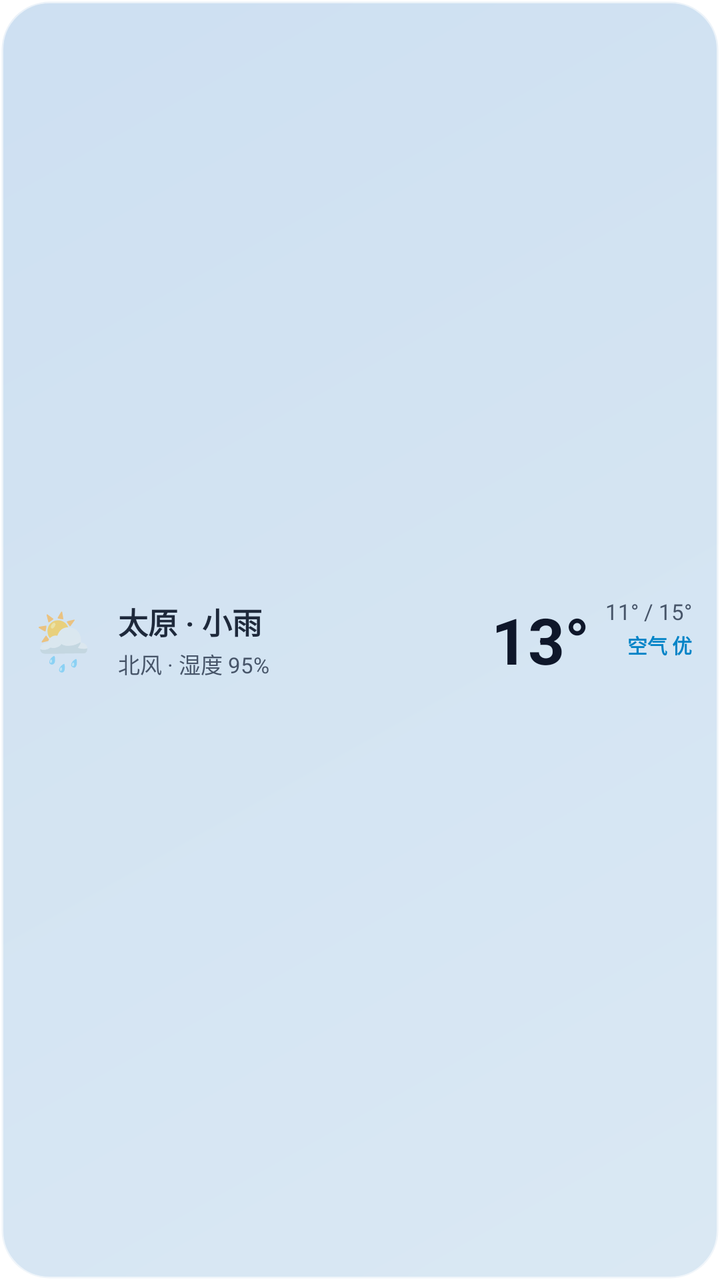
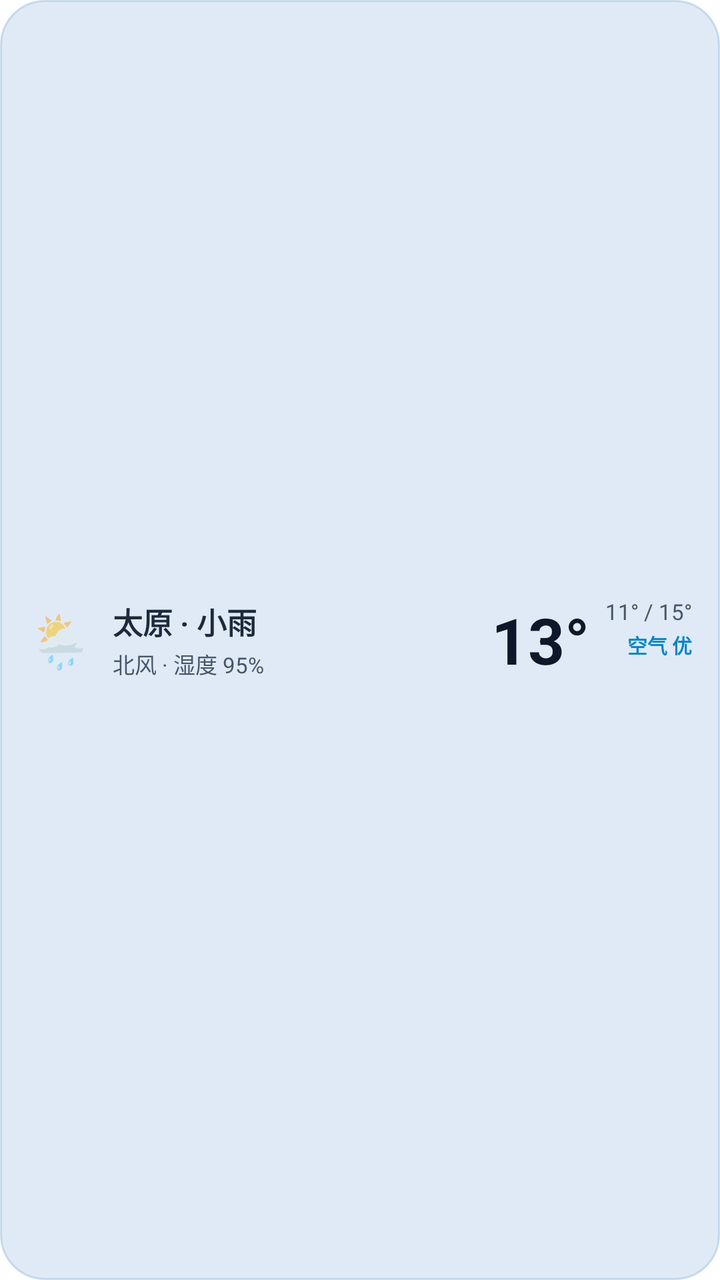

An Android layout rendered at two revisions. The XML below is the earlier revision; the diff shows what the commit changed to produce the second picture.
<!-- AndroidManifest.xml: fallback theme Theme.MaterialComponents.DayNight.NoActionBar -->
<!-- res/layout/widget_4x1.xml -->
<?xml version="1.0" encoding="utf-8"?>
<RelativeLayout xmlns:android="http://schemas.android.com/apk/res/android"
    android:id="@+id/widget_4x1_root"
    android:layout_width="match_parent"
    android:layout_height="match_parent"
    android:background="@drawable/widget_bg"
    android:padding="14dp">

    <LinearLayout
        android:id="@+id/layout_left"
        android:layout_width="wrap_content"
        android:layout_height="wrap_content"
        android:layout_centerVertical="true"
        android:orientation="horizontal"
        android:gravity="center_vertical">

        <TextView
            android:id="@+id/widget_4x1_icon"
            android:layout_width="wrap_content"
            android:layout_height="wrap_content"
            android:text="🌦️"
            android:textSize="28sp" />

        <LinearLayout
            android:layout_width="wrap_content"
            android:layout_height="wrap_content"
            android:layout_marginStart="10dp"
            android:orientation="vertical">

            <TextView
                android:id="@+id/widget_4x1_city"
                android:layout_width="wrap_content"
                android:layout_height="wrap_content"
                android:text="太原 · 小雨"
                android:textColor="#1E293B"
                android:textSize="15sp"
                android:textStyle="bold" />

            <TextView
                android:id="@+id/widget_4x1_sub"
                android:layout_width="wrap_content"
                android:layout_height="wrap_content"
                android:layout_marginTop="2dp"
                android:text="北风 · 湿度 95%"
                android:textColor="#475569"
                android:textSize="11sp" />
        </LinearLayout>
    </LinearLayout>

    <LinearLayout
        android:layout_width="wrap_content"
        android:layout_height="wrap_content"
        android:layout_alignParentEnd="true"
        android:layout_centerVertical="true"
        android:gravity="end"
        android:orientation="horizontal">

        <TextView
            android:id="@+id/widget_4x1_temp"
            android:layout_width="wrap_content"
            android:layout_height="wrap_content"
            android:text="13°"
            android:textColor="#0F172A"
            android:textSize="32sp"
            android:textStyle="bold" />

        <LinearLayout
            android:layout_width="wrap_content"
            android:layout_height="wrap_content"
            android:layout_marginStart="8dp"
            android:gravity="end"
            android:orientation="vertical">

            <TextView
                android:id="@+id/widget_4x1_range"
                android:layout_width="wrap_content"
                android:layout_height="wrap_content"
                android:text="11° / 15°"
                android:textColor="#475569"
                android:textSize="11sp" />

            <TextView
                android:id="@+id/widget_4x1_air"
                android:layout_width="wrap_content"
                android:layout_height="wrap_content"
                android:layout_marginTop="2dp"
                android:text="空气 优"
                android:textColor="#0284C7"
                android:textSize="10sp"
                android:textStyle="bold" />
        </LinearLayout>
    </LinearLayout>

</RelativeLayout>
<!-- resources referenced by this layout -->
<resources>
  <!-- drawable widget_bg (drawable) -->
  <?xml version="1.0" encoding="utf-8"?>
  <shape xmlns:android="http://schemas.android.com/apk/res/android">
      
      <gradient
          android:angle="135"
          android:startColor="#E6D6E6F2"
          android:endColor="#E6C8DCF0" />
      <corners android:radius="24dp" />
      <stroke android:width="1.5dp" android:color="#99FFFFFF" />
  </shape>
</resources>

<!-- the commit's change to res/layout/widget_4x1.xml (unified diff, before → after) -->
@@ -1,57 +1,49 @@
 <?xml version="1.0" encoding="utf-8"?>
-<RelativeLayout xmlns:android="http://schemas.android.com/apk/res/android"
+<LinearLayout xmlns:android="http://schemas.android.com/apk/res/android"
     android:id="@+id/widget_4x1_root"
     android:layout_width="match_parent"
     android:layout_height="match_parent"
     android:background="@drawable/widget_bg"
+    android:gravity="center_vertical"
+    android:orientation="horizontal"
     android:padding="14dp">
 
-    <LinearLayout
-        android:id="@+id/layout_left"
+    <TextView
+        android:id="@+id/widget_4x1_icon"
         android:layout_width="wrap_content"
         android:layout_height="wrap_content"
-        android:layout_centerVertical="true"
-        android:orientation="horizontal"
-        android:gravity="center_vertical">
+        android:text="🌦️"
+        android:textSize="26sp" />
+
+    <LinearLayout
+        android:layout_width="0dp"
+        android:layout_height="wrap_content"
+        android:layout_marginStart="10dp"
+        android:layout_weight="1"
+        android:orientation="vertical">
 
         <TextView
-            android:id="@+id/widget_4x1_icon"
+            android:id="@+id/widget_4x1_city"
             android:layout_width="wrap_content"
             android:layout_height="wrap_content"
-            android:text="🌦️"
-            android:textSize="28sp" />
+            android:text="太原 · 小雨"
+            android:textColor="#1E293B"
+            android:textSize="15sp"
+            android:textStyle="bold" />
 
-        <LinearLayout
+        <TextView
+            android:id="@+id/widget_4x1_sub"
             android:layout_width="wrap_content"
             android:layout_height="wrap_content"
-            android:layout_marginStart="10dp"
-            android:orientation="vertical">
-
-            <TextView
-                android:id="@+id/widget_4x1_city"
-                android:layout_width="wrap_content"
-                android:layout_height="wrap_content"
-                android:text="太原 · 小雨"
-                android:textColor="#1E293B"
-                android:textSize="15sp"
-                android:textStyle="bold" />
-
-            <TextView
-                android:id="@+id/widget_4x1_sub"
-                android:layout_width="wrap_content"
-                android:layout_height="wrap_content"
-                android:layout_marginTop="2dp"
-                android:text="北风 · 湿度 95%"
-                android:textColor="#475569"
-                android:textSize="11sp" />
-        </LinearLayout>
+            android:layout_marginTop="2dp"
+            android:text="北风 · 湿度 95%"
+            android:textColor="#475569"
+            android:textSize="11sp" />
     </LinearLayout>
 
     <LinearLayout
         android:layout_width="wrap_content"
         android:layout_height="wrap_content"
-        android:layout_alignParentEnd="true"
-        android:layout_centerVertical="true"
         android:gravity="end"
         android:orientation="horizontal">
 
@@ -91,4 +83,4 @@
         </LinearLayout>
     </LinearLayout>
 
-</RelativeLayout>
+</LinearLayout>
<!-- resource entries referenced after the edit -->
@@ -2,14 +2,11 @@
 <resources>
   <!-- drawable widget_bg (drawable) -->
   <?xml version="1.0" encoding="utf-8"?>
-  <shape xmlns:android="http://schemas.android.com/apk/res/android">
-      
-      <gradient
-          android:angle="135"
-          android:startColor="#E6D6E6F2"
-          android:endColor="#E6C8DCF0" />
-      <corners android:radius="24dp" />
-      <stroke android:width="1.5dp" android:color="#99FFFFFF" />
+  <shape xmlns:android="http://schemas.android.com/apk/res/android"
+      android:shape="rectangle">
+      <solid android:color="#E6DCE8F5" />
+      <corners android:radius="22dp" />
+      <stroke android:width="1dp" android:color="#80A0C0E0" />
   </shape>
 </resources>
 
